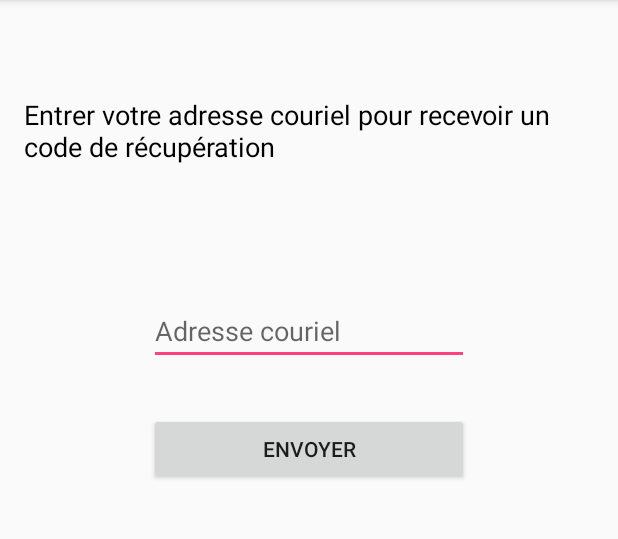
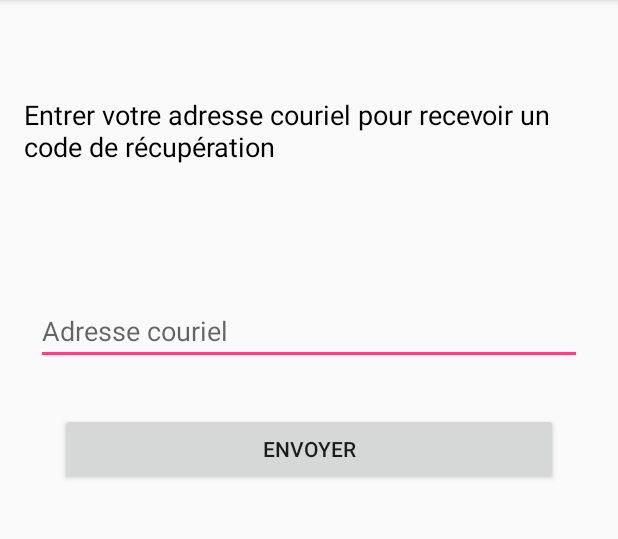
Before and after one commit to Hayen03/Spectacle, an Android app: the RecupererMdpActivity screen opened directly, with no data from a screen before it, on a phone screen of 412 x 824 dp, the part 84-623 px from its top. Run offline under Robolectric (Android 15) with nearby library versions, the phone set to English and light mode, and no system bars.

```diff
--- a/app/src/main/java/hayen/spectacle/util/Constant.java
+++ b/app/src/main/java/hayen/spectacle/util/Constant.java
@@ -2,4 +2,5 @@ package hayen.spectacle.util;
 
 public class Constant {
     public static final boolean fightLaDB = false;
+    public static final String codeSecurite = "1234567";
 }
--- a/app/src/main/res/layout/activity_recuperer_mdp.xml
+++ b/app/src/main/res/layout/activity_recuperer_mdp.xml
@@ -10,12 +10,14 @@
         android:id="@+id/sendRecupMdpButton"
         android:layout_width="0dp"
         android:layout_height="wrap_content"
+        android:layout_marginEnd="16dp"
+        android:layout_marginStart="16dp"
         android:layout_marginTop="32dp"
         android:onClick="send"
         android:text="Envoyer"
-        app:layout_constraintEnd_toEndOf="@+id/emailRecupMdpEditText"
-        app:layout_constraintStart_toStartOf="@+id/emailRecupMdpEditText"
-        app:layout_constraintTop_toBottomOf="@+id/emailRecupMdpEditText" />
+        app:layout_constraintEnd_toEndOf="@+id/emailEditText"
+        app:layout_constraintStart_toStartOf="@+id/emailEditText"
+        app:layout_constraintTop_toBottomOf="@+id/emailEditText" />
 
     <TextView
         android:id="@+id/instructionsRecupMdpTextView"
@@ -33,11 +35,11 @@
         app:layout_constraintTop_toTopOf="parent" />
 
     <EditText
-        android:id="@+id/emailRecupMdpEditText"
-        android:layout_width="wrap_content"
+        android:id="@+id/emailEditText"
+        android:layout_width="0dp"
         android:layout_height="wrap_content"
-        android:layout_marginEnd="8dp"
-        android:layout_marginStart="8dp"
+        android:layout_marginEnd="24dp"
+        android:layout_marginStart="24dp"
         android:layout_marginTop="64dp"
         android:ems="10"
         android:hint="Adresse couriel"
```
Also changed, not shown: app/src/main/java/hayen/spectacle/activities/NouveauMdpActivity.java (+65 -2 lines), app/src/main/java/hayen/spectacle/activities/RecupererMdpActivity.java (+17 -0 lines).
